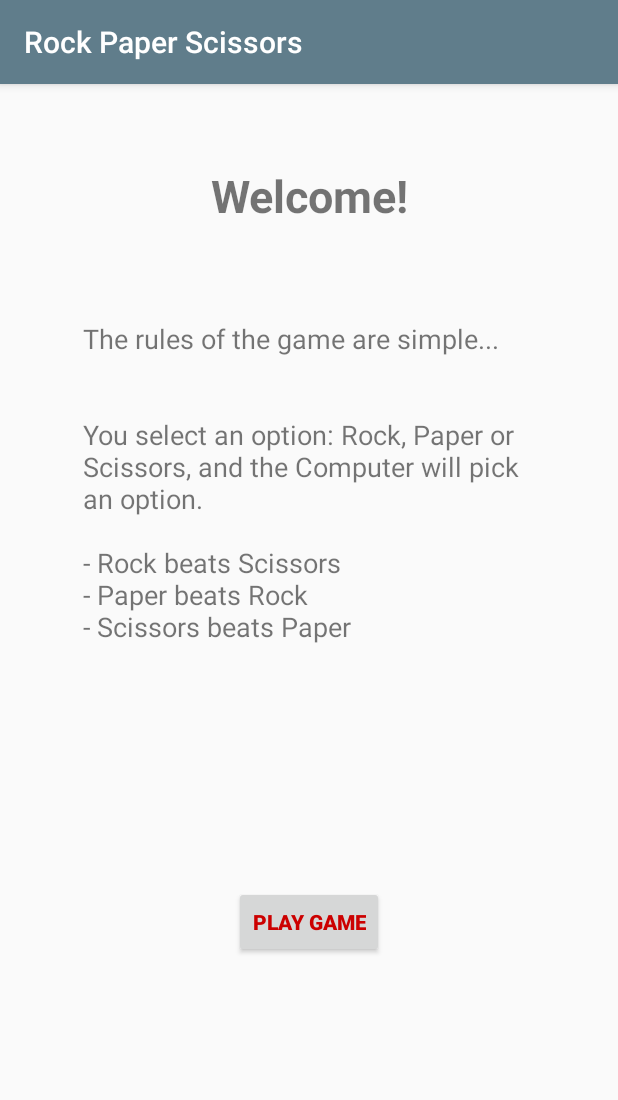
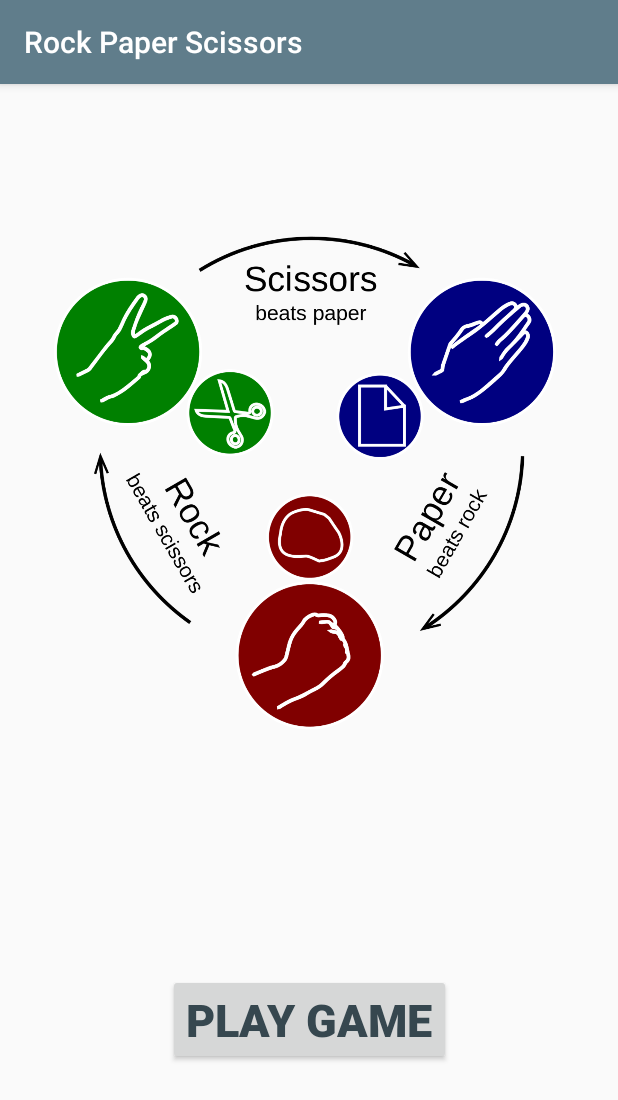
Before and after one commit to ClareBee/rock_paper_scissors_app, an Android app: the screen it shows after launch (WelcomeActivity), on a phone screen of 412 x 824 dp. Shown: the top 1100 px of the screen. Run offline under Robolectric (Android 15) with nearby library versions, the phone set to English and light mode, and no system bars.

Commit message:
Adds images and amends styling

```diff
--- a/app/src/main/java/com/example/peter/rockpaperscissors/Game.java
+++ b/app/src/main/java/com/example/peter/rockpaperscissors/Game.java
@@ -8,6 +8,8 @@ import java.util.Random;
  */
 
 public class Game {
+
+//    private static Game INSTANCE = new Game();
 
     private String gameName;
     private ArrayList<Hand> hands;
@@ -78,6 +80,10 @@ public class Game {
 
     // other behaviour
 
+//    public static Game getInstance() {
+//        return INSTANCE;
+//    }
+
     public void generateHands(){
         for (Hand hand : Hand.values()){
             hands.add(hand);
--- a/app/src/main/java/com/example/peter/rockpaperscissors/MainActivity.java
+++ b/app/src/main/java/com/example/peter/rockpaperscissors/MainActivity.java
@@ -15,7 +15,6 @@ public class MainActivity extends AppCompatActivity {
     protected void onCreate(Bundle savedInstanceState) {
         super.onCreate(savedInstanceState);
         setContentView(R.layout.activity_main);
-
     }
 
     public void rockBtnOnClick(View button){
@@ -36,13 +35,18 @@ public class MainActivity extends AppCompatActivity {
     public void initializeIntent(){
         Intent resultActivityIntent = new Intent(this, ResultActivity.class);
 
+        // get Game instance (singleton)
         Game rpsGame = new Game();
+//        Game rpsGame = Game.getInstance();
+//        Log.d("Main Activity", "Got singleton instance");
 
         String gameResult = rpsGame.play(userHand);
 
         resultActivityIntent.putExtra("userHandName", this.userHand.getName());
         resultActivityIntent.putExtra("aiHandName", rpsGame.getAiHand().getName());
         resultActivityIntent.putExtra("gameResult", gameResult);
+        resultActivityIntent.putExtra("userScore", rpsGame.getUserWins().toString());
+        resultActivityIntent.putExtra("aiScore", rpsGame.getAiWins().toString());
 
         startActivity(resultActivityIntent);
     }
--- a/app/src/main/java/com/example/peter/rockpaperscissors/ResultActivity.java
+++ b/app/src/main/java/com/example/peter/rockpaperscissors/ResultActivity.java
@@ -24,6 +24,12 @@ public class ResultActivity extends AppCompatActivity {
 
         TextView gameResult = (TextView) findViewById(R.id.game_output);
         gameResult.setText(extras.getString("gameResult"));
+
+        TextView user_score = (TextView) findViewById(R.id.user_score_text);
+        user_score.setText(extras.getString("userScore"));
+
+        TextView ai_score = (TextView) findViewById(R.id.ai_score_text);
+        ai_score.setText(extras.getString("aiScore"));
     }
 
     public void playAgainBtnOnClick(View button){
--- a/app/src/main/java/com/example/peter/rockpaperscissors/WelcomeActivity.java
+++ b/app/src/main/java/com/example/peter/rockpaperscissors/WelcomeActivity.java
@@ -3,7 +3,6 @@ package com.example.peter.rockpaperscissors;
 import android.content.Intent;
 import android.support.v7.app.AppCompatActivity;
 import android.os.Bundle;
-import android.util.Log;
 import android.view.View;
 
 public class WelcomeActivity extends AppCompatActivity {
@@ -15,7 +14,7 @@ public class WelcomeActivity extends AppCompatActivity {
     }
 
     public void playGameBtnOnClick(View button){
-        Intent i = new Intent(this, MainActivity.class);
-        startActivity(i);
+        Intent MainActivityIntent = new Intent(this, MainActivity.class);
+        startActivity(MainActivityIntent);
     }
 }
--- a/app/src/main/res/layout/activity_welcome.xml
+++ b/app/src/main/res/layout/activity_welcome.xml
@@ -4,53 +4,42 @@
     xmlns:tools="http://schemas.android.com/tools"
     android:layout_width="match_parent"
     android:layout_height="match_parent"
-    tools:context="com.example.peter.rockpaperscissors.WelcomeActivity">
-
-    <TextView
-        android:id="@+id/welcome_text"
-        android:layout_width="300dp"
-        android:layout_height="38dp"
-        android:layout_marginLeft="8dp"
-        android:layout_marginRight="8dp"
-        android:layout_marginTop="54dp"
-        android:text="@string/welcome"
-        android:textAlignment="center"
-        android:textSize="30sp"
-        android:textStyle="bold"
-        app:layout_constraintLeft_toLeftOf="parent"
-        app:layout_constraintRight_toRightOf="parent"
-        app:layout_constraintTop_toTopOf="parent"
-        tools:layout_editor_absoluteX="84dp" />
+    tools:context="com.example.peter.rockpaperscissors.WelcomeActivity"
+    tools:layout_editor_absoluteX="0dp"
+    tools:layout_editor_absoluteY="81dp">
 
     <Button
         android:id="@+id/play_game_btn"
         android:layout_width="wrap_content"
         android:layout_height="wrap_content"
-        android:layout_marginBottom="31dp"
+        android:layout_marginBottom="8dp"
+        android:layout_marginEnd="8dp"
         android:layout_marginLeft="8dp"
         android:layout_marginRight="8dp"
         android:layout_marginTop="8dp"
         android:onClick="playGameBtnOnClick"
         android:text="@string/play_game"
-        android:textColor="@android:color/holo_red_dark"
+        android:textColor="@color/blue_gray_dark"
+        android:textSize="30sp"
         android:textStyle="bold"
         app:layout_constraintBottom_toBottomOf="parent"
-        app:layout_constraintHorizontal_bias="0.501"
         app:layout_constraintLeft_toLeftOf="parent"
         app:layout_constraintRight_toRightOf="parent"
-        app:layout_constraintTop_toBottomOf="@+id/game_rules_text" />
+        app:layout_constraintTop_toBottomOf="@+id/imageView"
+        app:layout_constraintVertical_bias="0.572" />
 
-    <TextView
-        android:id="@+id/game_rules_text"
-        android:layout_width="302dp"
-        android:layout_height="215dp"
-        android:layout_marginLeft="8dp"
-        android:layout_marginRight="8dp"
-        android:layout_marginTop="65dp"
-        android:text="@string/rules"
-        android:textSize="18sp"
+    <ImageView
+        android:id="@+id/imageView"
+        android:layout_width="359dp"
+        android:layout_height="351dp"
+        android:layout_marginStart="8dp"
+        android:contentDescription="@string/game_rules"
         app:layout_constraintLeft_toLeftOf="parent"
+        app:srcCompat="@drawable/rules"
+        android:layout_marginEnd="8dp"
         app:layout_constraintRight_toRightOf="parent"
-        app:layout_constraintTop_toBottomOf="@+id/welcome_text" />
+        app:layout_constraintHorizontal_bias="0.357"
+        app:layout_constraintTop_toTopOf="parent"
+        android:layout_marginTop="92dp" />
 
 </android.support.constraint.ConstraintLayout>
--- a/app/src/main/res/values/strings.xml
+++ b/app/src/main/res/values/strings.xml
@@ -10,4 +10,7 @@
     <string name="play_again">Play Again</string>
     <string name="welcome">Welcome!</string>
     <string name="play_game">Play Game</string>
+    <string name="user">User:</string>
+    <string name="robot">Robot:</string>
+    <string name="game_rules">Game rules</string>
 </resources>
```
Also changed, not shown: app/src/main/res/layout/activity_main.xml (+47 -40 lines), app/src/main/res/layout/activity_result.xml (+57 -5 lines), app/src/main/res/drawable/app_bg.png (added), app/src/main/res/drawable/landing_image.png (added), app/src/main/res/drawable/paper.png, app/src/main/res/drawable/rock.png, app/src/main/res/drawable/rules.png (added), 1 other file.
